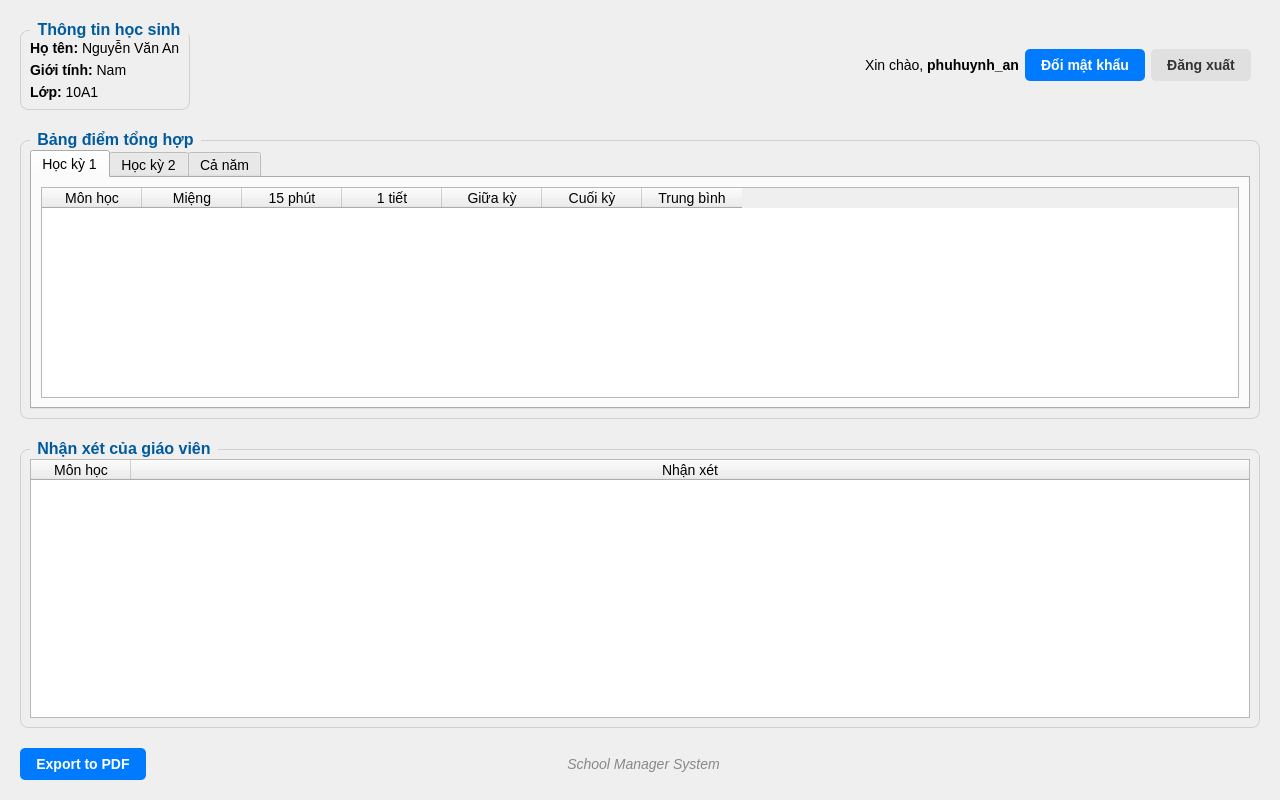
This is Assets/Ui/parent_window.ui in ahiendz/School-Management-System as Qt 5 draws it before an edit. The edited form follows.
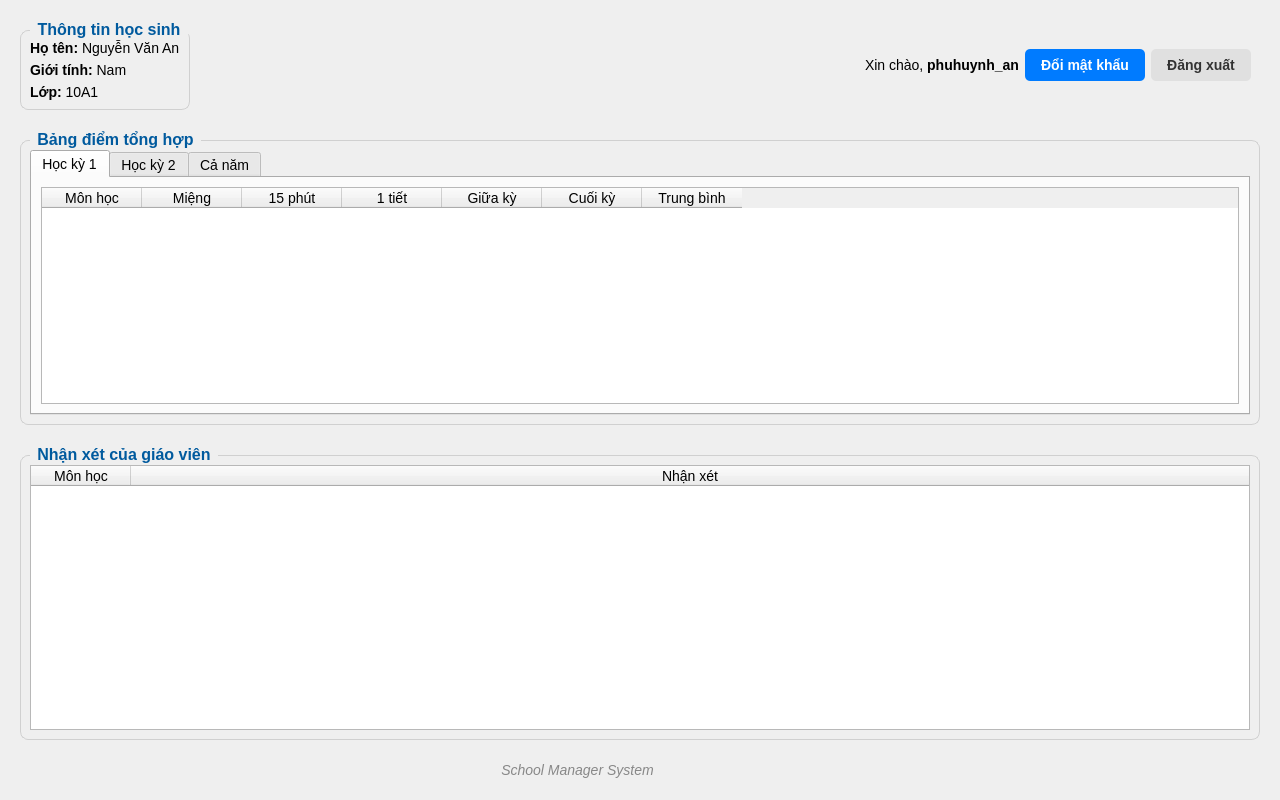
This is the edited form.

```diff
--- a/Assets/Ui/parent_window.ui
+++ b/Assets/Ui/parent_window.ui
@@ -385,13 +385,6 @@
        <property name="bottomMargin">
         <number>0</number>
        </property>
-       <item>
-        <widget class="QPushButton" name="btn_export">
-         <property name="text">
-          <string>Export to PDF</string>
-         </property>
-        </widget>
-       </item>
        <item>
         <spacer name="horizontalSpacer_2">
          <property name="orientation">
```
